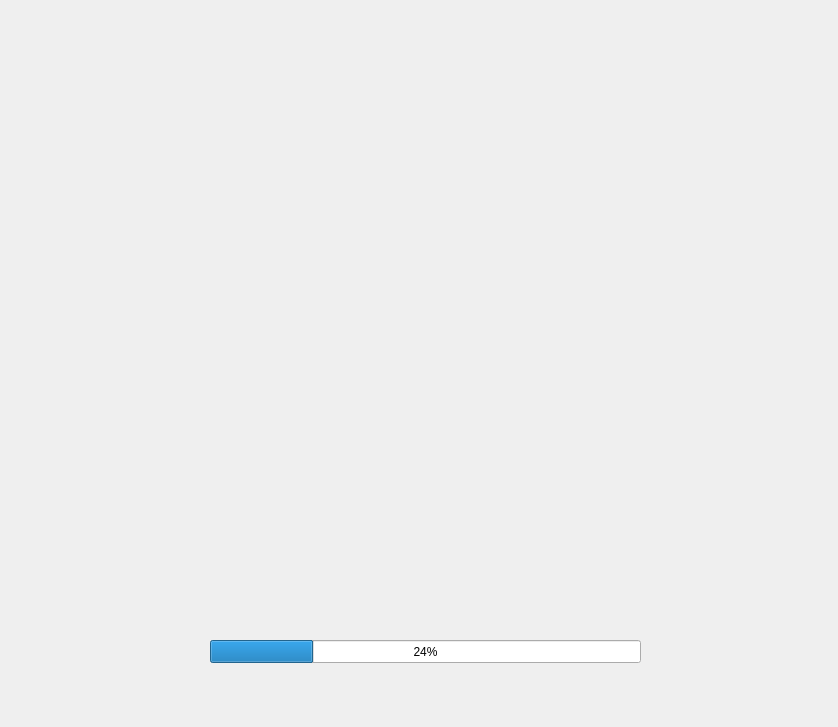
First picture: the form in loading.ui, repository OSS-2021-team3/Drawing-Trade, before the edit.
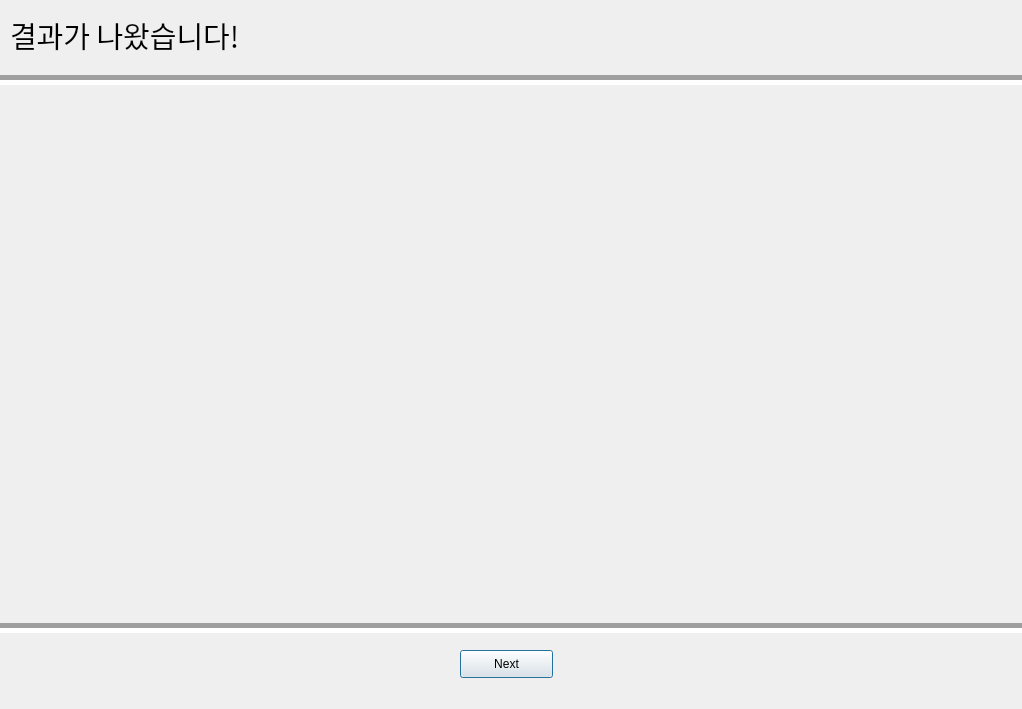
Second picture: the form after the edit.

Diff of the .ui file:
```diff
--- a/loading.ui
+++ b/loading.ui
@@ -6,39 +6,90 @@
    <rect>
     <x>0</x>
     <y>0</y>
-    <width>838</width>
-    <height>727</height>
+    <width>1022</width>
+    <height>709</height>
    </rect>
   </property>
   <property name="windowTitle">
    <string>Dialog</string>
   </property>
-  <widget class="QProgressBar" name="progressBar">
+  <widget class="QLabel" name="img">
    <property name="geometry">
     <rect>
-     <x>210</x>
-     <y>640</y>
-     <width>431</width>
-     <height>23</height>
-    </rect>
-   </property>
-   <property name="value">
-    <number>24</number>
-   </property>
-  </widget>
-  <widget class="QLabel" name="label">
-   <property name="geometry">
-    <rect>
-     <x>20</x>
-     <y>20</y>
-     <width>801</width>
-     <height>591</height>
+     <x>170</x>
+     <y>100</y>
+     <width>981</width>
+     <height>501</height>
     </rect>
    </property>
    <property name="text">
     <string/>
    </property>
   </widget>
+  <widget class="QPushButton" name="next">
+   <property name="geometry">
+    <rect>
+     <x>460</x>
+     <y>650</y>
+     <width>93</width>
+     <height>28</height>
+    </rect>
+   </property>
+   <property name="text">
+    <string>Next</string>
+   </property>
+  </widget>
+  <widget class="Line" name="line">
+   <property name="geometry">
+    <rect>
+     <x>-10</x>
+     <y>70</y>
+     <width>1041</width>
+     <height>20</height>
+    </rect>
+   </property>
+   <property name="lineWidth">
+    <number>5</number>
+   </property>
+   <property name="orientation">
+    <enum>Qt::Horizontal</enum>
+   </property>
+  </widget>
+  <widget class="QLabel" name="label">
+   <property name="geometry">
+    <rect>
+     <x>10</x>
+     <y>0</y>
+     <width>711</width>
+     <height>71</height>
+    </rect>
+   </property>
+   <property name="font">
+    <font>
+     <family>Bell MT</family>
+     <pointsize>22</pointsize>
+    </font>
+   </property>
+   <property name="text">
+    <string>결과가 나왔습니다!</string>
+   </property>
+  </widget>
+  <widget class="Line" name="line_2">
+   <property name="geometry">
+    <rect>
+     <x>-10</x>
+     <y>620</y>
+     <width>1041</width>
+     <height>16</height>
+    </rect>
+   </property>
+   <property name="lineWidth">
+    <number>5</number>
+   </property>
+   <property name="orientation">
+    <enum>Qt::Horizontal</enum>
+   </property>
+  </widget>
  </widget>
  <resources/>
  <connections/>
```
